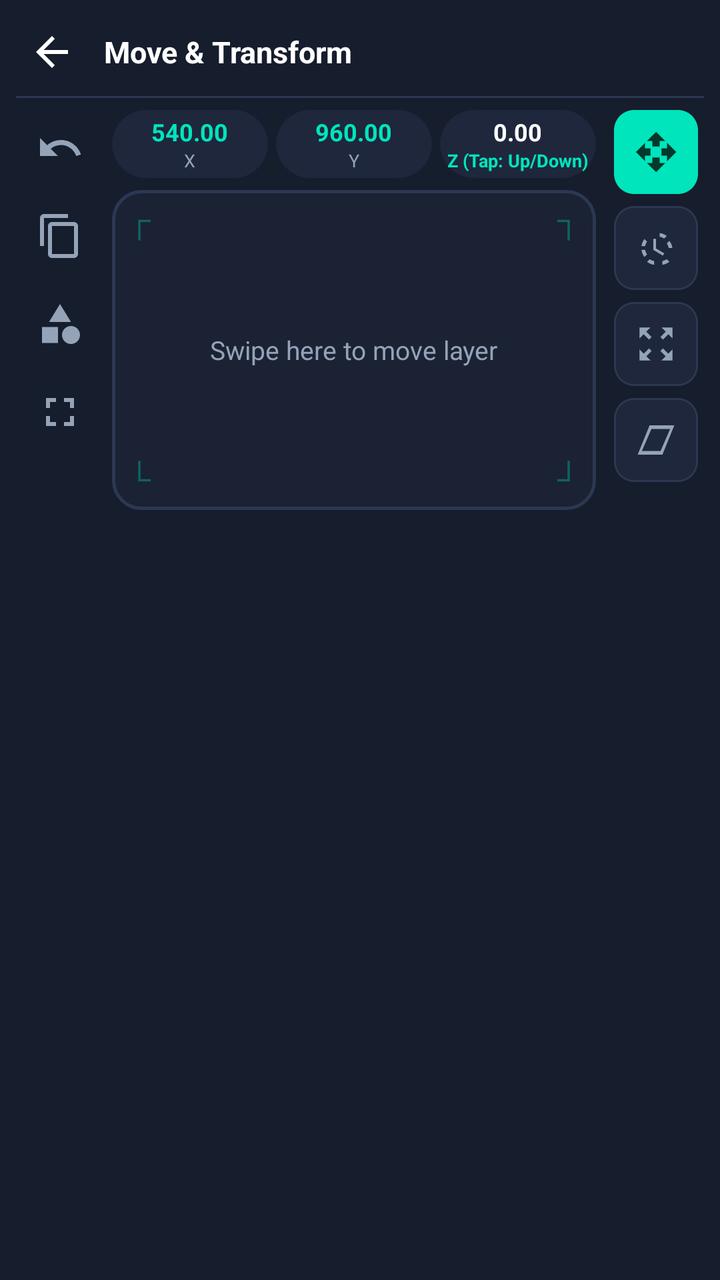
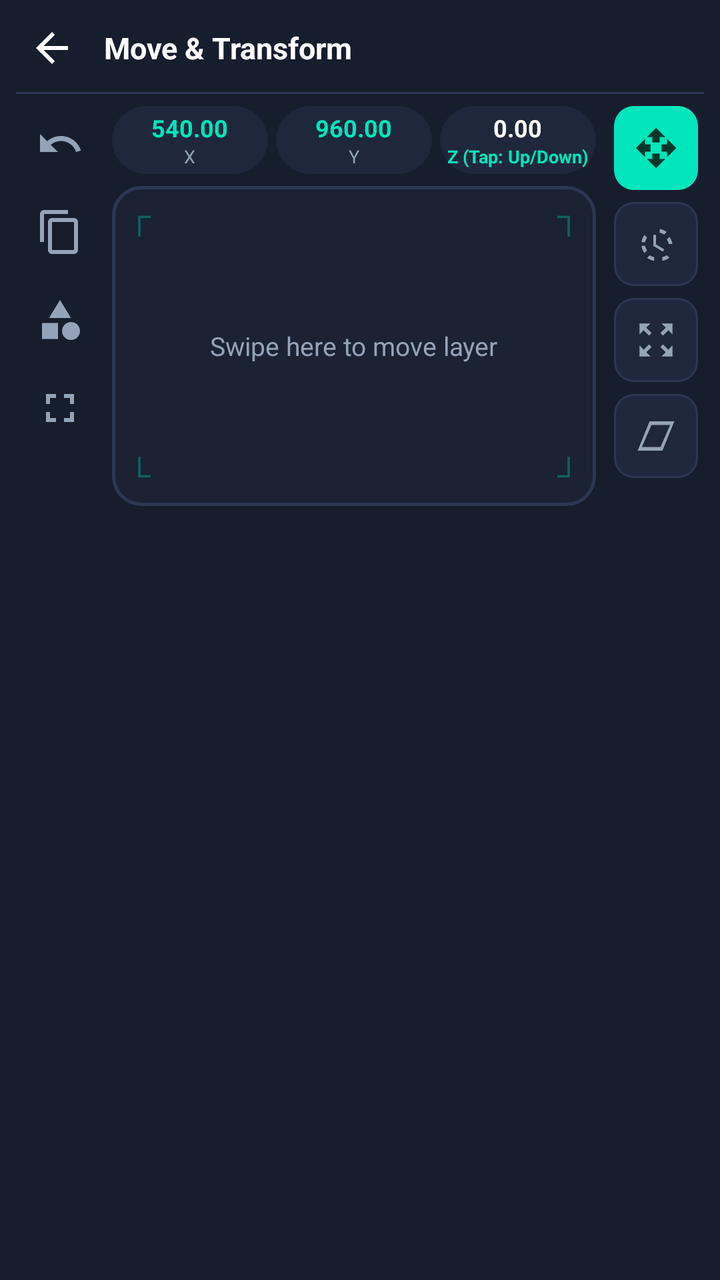

Screens rendered from an Android XML layout before and after an edit, with the pre-edit source and the edit as a unified diff.
<!-- AndroidManifest.xml: application theme Theme.PixelEditor -->
<!-- res/layout/panel_move_transform.xml -->
<?xml version="1.0" encoding="utf-8"?>
<LinearLayout xmlns:android="http://schemas.android.com/apk/res/android"
    xmlns:app="http://schemas.android.com/apk/res-auto"
    android:id="@+id/panelMoveTransform"
    android:layout_width="match_parent"
    android:layout_height="wrap_content"
    android:background="@color/pe_surface_panel"
    android:orientation="vertical"
    android:paddingStart="8dp"
    android:paddingEnd="8dp"
    android:paddingTop="6dp"
    android:paddingBottom="10dp">

    
    <LinearLayout
        android:layout_width="match_parent"
        android:layout_height="40dp"
        android:gravity="center_vertical"
        android:orientation="horizontal">

        <ImageButton
            android:id="@+id/btnBackFromTransform"
            android:layout_width="36dp"
            android:layout_height="36dp"
            android:background="?attr/selectableItemBackgroundBorderless"
            android:src="@drawable/ic_pe_back"
            app:tint="@color/pe_text_primary" />

        <TextView
            android:layout_width="wrap_content"
            android:layout_height="wrap_content"
            android:layout_marginStart="8dp"
            android:text="Move &amp; Transform"
            android:textColor="@color/pe_text_primary"
            android:textSize="15sp"
            android:textStyle="bold" />
    </LinearLayout>

    <View
        android:layout_width="match_parent"
        android:layout_height="1dp"
        android:layout_marginTop="2dp"
        android:layout_marginBottom="6dp"
        android:background="@color/pe_border" />

    
    <LinearLayout
        android:layout_width="match_parent"
        android:layout_height="200dp"
        android:orientation="horizontal">

        
        <LinearLayout
            android:layout_width="44dp"
            android:layout_height="match_parent"
            android:gravity="center_horizontal"
            android:orientation="vertical">

            
            <ImageButton
                android:id="@+id/btnTransformReset"
                android:layout_width="38dp"
                android:layout_height="38dp"
                android:background="?attr/selectableItemBackgroundBorderless"
                android:src="@drawable/ic_pe_undo"
                app:tint="@color/pe_text_secondary" />

            
            <ImageButton
                android:id="@+id/btnTransformCopy"
                android:layout_width="38dp"
                android:layout_height="38dp"
                android:layout_marginTop="6dp"
                android:background="?attr/selectableItemBackgroundBorderless"
                android:src="@drawable/ic_pe_duplicate"
                app:tint="@color/pe_text_secondary" />

            
            <ImageButton
                android:id="@+id/btnTransformPaste"
                android:layout_width="38dp"
                android:layout_height="38dp"
                android:layout_marginTop="6dp"
                android:background="?attr/selectableItemBackgroundBorderless"
                android:src="@drawable/ic_pe_element"
                app:tint="@color/pe_text_secondary" />

            
            <ImageButton
                android:id="@+id/btnTransformCenter"
                android:layout_width="38dp"
                android:layout_height="38dp"
                android:layout_marginTop="6dp"
                android:background="?attr/selectableItemBackgroundBorderless"
                android:src="@drawable/ic_pe_fit"
                app:tint="@color/pe_text_secondary" />
        </LinearLayout>

        
        <FrameLayout
            android:layout_width="0dp"
            android:layout_height="match_parent"
            android:layout_weight="1"
            android:layout_marginStart="4dp"
            android:layout_marginEnd="6dp">

            
            <LinearLayout
                android:id="@+id/containerModePosition"
                android:layout_width="match_parent"
                android:layout_height="match_parent"
                android:orientation="vertical"
                android:visibility="visible">

                
                <LinearLayout
                    android:layout_width="match_parent"
                    android:layout_height="34dp"
                    android:gravity="center_vertical"
                    android:orientation="horizontal">

                    
                    <LinearLayout
                        android:id="@+id/layoutPillX"
                        android:layout_width="0dp"
                        android:layout_height="match_parent"
                        android:layout_weight="1"
                        android:layout_marginEnd="4dp"
                        android:background="@drawable/bg_pill_accent"
                        android:backgroundTint="@color/pe_surface_panel_elevated"
                        android:gravity="center"
                        android:orientation="vertical">

                        <TextView
                            android:id="@+id/tvCoordVal1"
                            android:layout_width="wrap_content"
                            android:layout_height="wrap_content"
                            android:text="540.00"
                            android:textColor="@color/pe_accent_mint"
                            android:textSize="12sp"
                            android:textStyle="bold" />

                        <TextView
                            android:layout_width="wrap_content"
                            android:layout_height="wrap_content"
                            android:text="X"
                            android:textColor="@color/pe_text_secondary"
                            android:textSize="9sp" />
                    </LinearLayout>

                    
                    <LinearLayout
                        android:id="@+id/layoutPillY"
                        android:layout_width="0dp"
                        android:layout_height="match_parent"
                        android:layout_weight="1"
                        android:layout_marginEnd="4dp"
                        android:background="@drawable/bg_pill_accent"
                        android:backgroundTint="@color/pe_surface_panel_elevated"
                        android:gravity="center"
                        android:orientation="vertical">

                        <TextView
                            android:id="@+id/tvCoordVal2"
                            android:layout_width="wrap_content"
                            android:layout_height="wrap_content"
                            android:text="960.00"
                            android:textColor="@color/pe_accent_mint"
                            android:textSize="12sp"
                            android:textStyle="bold" />

                        <TextView
                            android:layout_width="wrap_content"
                            android:layout_height="wrap_content"
                            android:text="Y"
                            android:textColor="@color/pe_text_secondary"
                            android:textSize="9sp" />
                    </LinearLayout>

                    
                    <LinearLayout
                        android:id="@+id/layoutPillZ"
                        android:layout_width="0dp"
                        android:layout_height="match_parent"
                        android:layout_weight="1"
                        android:background="@drawable/bg_pill_accent"
                        android:backgroundTint="@color/pe_surface_panel_elevated"
                        android:clickable="true"
                        android:focusable="true"
                        android:gravity="center"
                        android:orientation="vertical">

                        <TextView
                            android:id="@+id/tvCoordVal3"
                            android:layout_width="wrap_content"
                            android:layout_height="wrap_content"
                            android:text="0.00"
                            android:textColor="@color/pe_text_primary"
                            android:textSize="12sp"
                            android:textStyle="bold" />

                        <TextView
                            android:layout_width="wrap_content"
                            android:layout_height="wrap_content"
                            android:text="Z (Tap: Up/Down)"
                            android:textColor="@color/pe_accent_mint"
                            android:textSize="9sp"
                            android:textStyle="bold" />
                    </LinearLayout>
                </LinearLayout>

                
                <FrameLayout
                    android:id="@+id/viewTransformPad"
                    android:layout_width="match_parent"
                    android:layout_height="0dp"
                    android:layout_weight="1"
                    android:layout_marginTop="6dp"
                    android:background="@drawable/bg_transform_pad"
                    android:clickable="true"
                    android:focusable="true">

                    <TextView
                        android:layout_width="wrap_content"
                        android:layout_height="wrap_content"
                        android:layout_gravity="top|start"
                        android:layout_marginStart="8dp"
                        android:layout_marginTop="4dp"
                        android:text="┌"
                        android:textColor="#5500E5BC"
                        android:textSize="16sp" />

                    <TextView
                        android:layout_width="wrap_content"
                        android:layout_height="wrap_content"
                        android:layout_gravity="top|end"
                        android:layout_marginEnd="8dp"
                        android:layout_marginTop="4dp"
                        android:text="┐"
                        android:textColor="#5500E5BC"
                        android:textSize="16sp" />

                    <TextView
                        android:layout_width="wrap_content"
                        android:layout_height="wrap_content"
                        android:layout_gravity="bottom|start"
                        android:layout_marginStart="8dp"
                        android:layout_marginBottom="4dp"
                        android:text="└"
                        android:textColor="#5500E5BC"
                        android:textSize="16sp" />

                    <TextView
                        android:layout_width="wrap_content"
                        android:layout_height="wrap_content"
                        android:layout_gravity="bottom|end"
                        android:layout_marginEnd="8dp"
                        android:layout_marginBottom="4dp"
                        android:text="┘"
                        android:textColor="#5500E5BC"
                        android:textSize="16sp" />

                    <TextView
                        android:id="@+id/tvTransformHint"
                        android:layout_width="wrap_content"
                        android:layout_height="wrap_content"
                        android:layout_gravity="center"
                        android:text="Swipe here to move layer"
                        android:textColor="@color/pe_text_secondary"
                        android:textSize="13sp" />
                </FrameLayout>
            </LinearLayout>

            
            <LinearLayout
                android:id="@+id/containerModeRotation"
                android:layout_width="match_parent"
                android:layout_height="match_parent"
                android:gravity="center"
                android:orientation="vertical"
                android:visibility="gone">

                <glab.pixeleditor.view.CircularDialView
                    android:id="@+id/circularDialRotation"
                    android:layout_width="match_parent"
                    android:layout_height="match_parent" />
            </LinearLayout>

            
            <LinearLayout
                android:id="@+id/containerModeScale"
                android:layout_width="match_parent"
                android:layout_height="match_parent"
                android:orientation="vertical"
                android:visibility="gone">

                
                <LinearLayout
                    android:layout_width="match_parent"
                    android:layout_height="38dp"
                    android:gravity="center"
                    android:orientation="horizontal">

                    
                    <LinearLayout
                        android:id="@+id/layoutPillScaleWidth"
                        android:layout_width="0dp"
                        android:layout_height="match_parent"
                        android:layout_weight="1"
                        android:background="@drawable/bg_pill_accent"
                        android:backgroundTint="@color/pe_surface_panel_elevated"
                        android:clickable="true"
                        android:focusable="true"
                        android:gravity="center"
                        android:orientation="vertical">

                        <TextView
                            android:id="@+id/tvScaleWidthVal"
                            android:layout_width="wrap_content"
                            android:layout_height="wrap_content"
                            android:text="1080.0"
                            android:textColor="@color/pe_accent_mint"
                            android:textSize="12sp"
                            android:textStyle="bold" />

                        <TextView
                            android:id="@+id/tvScaleWidthLabel"
                            android:layout_width="wrap_content"
                            android:layout_height="wrap_content"
                            android:text="Width"
                            android:textColor="@color/pe_text_secondary"
                            android:textSize="9sp" />
                    </LinearLayout>

                    
                    <com.google.android.material.card.MaterialCardView
                        android:id="@+id/btnToggleLinkAspect"
                        android:layout_width="38dp"
                        android:layout_height="34dp"
                        android:layout_marginStart="6dp"
                        android:layout_marginEnd="6dp"
                        android:clickable="true"
                        android:focusable="true"
                        app:cardBackgroundColor="@color/pe_surface_panel_elevated"
                        app:cardCornerRadius="8dp"
                        app:strokeColor="@color/pe_border">

                        <ImageView
                            android:id="@+id/ivLinkAspectIcon"
                            android:layout_width="18dp"
                            android:layout_height="18dp"
                            android:layout_gravity="center"
                            android:src="@drawable/ic_pe_link"
                            app:tint="@color/pe_accent_mint" />
                    </com.google.android.material.card.MaterialCardView>

                    
                    <LinearLayout
                        android:id="@+id/layoutPillScaleHeight"
                        android:layout_width="0dp"
                        android:layout_height="match_parent"
                        android:layout_weight="1"
                        android:background="@drawable/bg_pill_accent"
                        android:backgroundTint="@color/pe_surface_panel_elevated"
                        android:clickable="true"
                        android:focusable="true"
                        android:gravity="center"
                        android:orientation="vertical">

                        <TextView
                            android:id="@+id/tvScaleHeightVal"
                            android:layout_width="wrap_content"
                            android:layout_height="wrap_content"
                            android:text="1080.0"
                            android:textColor="@color/pe_text_primary"
                            android:textSize="12sp"
                            android:textStyle="bold" />

                        <TextView
                            android:id="@+id/tvScaleHeightLabel"
                            android:layout_width="wrap_content"
                            android:layout_height="wrap_content"
                            android:text="Height"
                            android:textColor="@color/pe_text_secondary"
                            android:textSize="9sp" />
                    </LinearLayout>
                </LinearLayout>

                
                <glab.pixeleditor.view.ScrubRulerView
                    android:id="@+id/rulerScale"
                    android:layout_width="match_parent"
                    android:layout_height="0dp"
                    android:layout_weight="1"
                    android:layout_marginTop="8dp"
                    android:background="@drawable/bg_transform_pad" />
            </LinearLayout>

            
            <LinearLayout
                android:id="@+id/containerModeSkew"
                android:layout_width="match_parent"
                android:layout_height="match_parent"
                android:orientation="vertical"
                android:visibility="gone">

                
                <LinearLayout
                    android:layout_width="match_parent"
                    android:layout_height="38dp"
                    android:gravity="center"
                    android:orientation="horizontal">

                    
                    <LinearLayout
                        android:id="@+id/layoutPillSkewX"
                        android:layout_width="0dp"
                        android:layout_height="match_parent"
                        android:layout_weight="1"
                        android:layout_marginEnd="6dp"
                        android:background="@drawable/bg_pill_accent"
                        android:backgroundTint="@color/pe_surface_panel_elevated"
                        android:clickable="true"
                        android:focusable="true"
                        android:gravity="center"
                        android:orientation="vertical">

                        <TextView
                            android:id="@+id/tvSkewXVal"
                            android:layout_width="wrap_content"
                            android:layout_height="wrap_content"
                            android:text="0.0°"
                            android:textColor="@color/pe_accent_mint"
                            android:textSize="12sp"
                            android:textStyle="bold" />

                        <TextView
                            android:id="@+id/tvSkewXLabel"
                            android:layout_width="wrap_content"
                            android:layout_height="wrap_content"
                            android:text="X SKEW"
                            android:textColor="@color/pe_text_secondary"
                            android:textSize="9sp" />
                    </LinearLayout>

                    
                    <LinearLayout
                        android:id="@+id/layoutPillSkewY"
                        android:layout_width="0dp"
                        android:layout_height="match_parent"
                        android:layout_weight="1"
                        android:background="@drawable/bg_pill_accent"
                        android:backgroundTint="@color/pe_surface_panel_elevated"
                        android:clickable="true"
                        android:focusable="true"
                        android:gravity="center"
                        android:orientation="vertical">

                        <TextView
                            android:id="@+id/tvSkewYVal"
                            android:layout_width="wrap_content"
                            android:layout_height="wrap_content"
                            android:text="0.0°"
                            android:textColor="@color/pe_text_primary"
                            android:textSize="12sp"
                            android:textStyle="bold" />

                        <TextView
                            android:id="@+id/tvSkewYLabel"
                            android:layout_width="wrap_content"
                            android:layout_height="wrap_content"
                            android:text="Y SKEW"
                            android:textColor="@color/pe_text_secondary"
                            android:textSize="9sp" />
                    </LinearLayout>
                </LinearLayout>

                
                <glab.pixeleditor.view.ScrubRulerView
                    android:id="@+id/rulerSkew"
                    android:layout_width="match_parent"
                    android:layout_height="0dp"
                    android:layout_weight="1"
                    android:layout_marginTop="8dp"
                    android:background="@drawable/bg_transform_pad" />
            </LinearLayout>

        </FrameLayout>

        
        <LinearLayout
            android:layout_width="48dp"
            android:layout_height="match_parent"
            android:gravity="center_horizontal"
            android:orientation="vertical">

            
            <com.google.android.material.card.MaterialCardView
                android:id="@+id/cardModePosition"
                android:layout_width="42dp"
                android:layout_height="42dp"
                app:cardBackgroundColor="@color/pe_accent_mint"
                app:cardCornerRadius="10dp"
                app:cardElevation="0dp"
                app:strokeColor="@color/pe_accent_mint"
                app:strokeWidth="1dp">

                <ImageView
                    android:id="@+id/ivModePosition"
                    android:layout_width="22dp"
                    android:layout_height="22dp"
                    android:layout_gravity="center"
                    android:src="@drawable/ic_transform_translate"
                    app:tint="#00382B" />
            </com.google.android.material.card.MaterialCardView>

            
            <com.google.android.material.card.MaterialCardView
                android:id="@+id/cardModeRotate"
                android:layout_width="42dp"
                android:layout_height="42dp"
                android:layout_marginTop="6dp"
                app:cardBackgroundColor="@color/pe_surface_panel_elevated"
                app:cardCornerRadius="10dp"
                app:cardElevation="0dp"
                app:strokeColor="@color/pe_border"
                app:strokeWidth="1dp">

                <ImageView
                    android:id="@+id/ivModeRotate"
                    android:layout_width="22dp"
                    android:layout_height="22dp"
                    android:layout_gravity="center"
                    android:src="@drawable/ic_transform_rotate"
                    app:tint="@color/pe_text_secondary" />
            </com.google.android.material.card.MaterialCardView>

            
            <com.google.android.material.card.MaterialCardView
                android:id="@+id/cardModeScale"
                android:layout_width="42dp"
                android:layout_height="42dp"
                android:layout_marginTop="6dp"
                app:cardBackgroundColor="@color/pe_surface_panel_elevated"
                app:cardCornerRadius="10dp"
                app:cardElevation="0dp"
                app:strokeColor="@color/pe_border"
                app:strokeWidth="1dp">

                <ImageView
                    android:id="@+id/ivModeScale"
                    android:layout_width="22dp"
                    android:layout_height="22dp"
                    android:layout_gravity="center"
                    android:src="@drawable/ic_transform_scale"
                    app:tint="@color/pe_text_secondary" />
            </com.google.android.material.card.MaterialCardView>

            
            <com.google.android.material.card.MaterialCardView
                android:id="@+id/cardModeSkew"
                android:layout_width="42dp"
                android:layout_height="42dp"
                android:layout_marginTop="6dp"
                app:cardBackgroundColor="@color/pe_surface_panel_elevated"
                app:cardCornerRadius="10dp"
                app:cardElevation="0dp"
                app:strokeColor="@color/pe_border"
                app:strokeWidth="1dp">

                <ImageView
                    android:id="@+id/ivModeSkew"
                    android:layout_width="22dp"
                    android:layout_height="22dp"
                    android:layout_gravity="center"
                    android:src="@drawable/ic_transform_skew"
                    app:tint="@color/pe_text_secondary" />
            </com.google.android.material.card.MaterialCardView>
        </LinearLayout>

    </LinearLayout>

</LinearLayout>
<!-- resources referenced by this layout -->
<resources>
  <color name="pe_accent_mint">#00E5BC</color>
  <color name="pe_border">#2C3852</color>
  <color name="pe_surface_panel">#161D2D</color>
  <color name="pe_surface_panel_elevated">#1E273C</color>
  <color name="pe_text_primary">#FFFFFF</color>
  <color name="pe_text_secondary">#94A3B8</color>
  <!-- drawable bg_pill_accent (drawable) -->
  <?xml version="1.0" encoding="utf-8"?>
  <shape xmlns:android="http://schemas.android.com/apk/res/android"
      android:shape="rectangle">
      <solid android:color="@color/pe_accent_mint"/>
      <corners android:radius="999dp"/>
  </shape>
  <!-- drawable bg_transform_pad (drawable) -->
  <?xml version="1.0" encoding="utf-8"?>
  <shape xmlns:android="http://schemas.android.com/apk/res/android"
      android:shape="rectangle">
      <solid android:color="#1A2234" />
      <corners android:radius="14dp" />
      <stroke
          android:width="1.5dp"
          android:color="#2C3852" />
  </shape>
  <!-- drawable ic_pe_back (drawable) -->
  <vector xmlns:android="http://schemas.android.com/apk/res/android"
      android:width="24dp"
      android:height="24dp"
      android:viewportWidth="24"
      android:viewportHeight="24">
      <path
          android:fillColor="@color/pe_text_primary"
          android:pathData="M20,11H7.83l5.59,-5.59L12,4l-8,8 8,8 1.41,-1.41L7.83,13H20v-2z"/>
  </vector>
  <!-- drawable ic_pe_duplicate (drawable) -->
  <vector xmlns:android="http://schemas.android.com/apk/res/android"
      android:width="24dp"
      android:height="24dp"
      android:viewportWidth="24"
      android:viewportHeight="24">
      <path
          android:fillColor="@color/pe_text_primary"
          android:pathData="M16,1H4c-1.1,0 -2,0.9 -2,2v14h2V3h12V1zm3,4H8c-1.1,0 -2,0.9 -2,2v14c0,1.1 0.9,2 2,2h11c1.1,0 2,-0.9 2,-2V7c0,-1.1 -0.9,-2 -2,-2zm0,16H8V7h11v14z"/>
  </vector>
  <!-- drawable ic_pe_element (drawable) -->
  <vector xmlns:android="http://schemas.android.com/apk/res/android"
      android:width="24dp"
      android:height="24dp"
      android:viewportWidth="24"
      android:viewportHeight="24">
      <path
          android:fillColor="@color/pe_text_primary"
          android:pathData="M12,2l-5.5,9h11zM17.5,13c-2.49,0 -4.5,2.01 -4.5,4.5s2.01,4.5 4.5,4.5 4.5,-2.01 4.5,-4.5 -2.01,-4.5 -4.5,-4.5zM3,21.5h8v-8H3v8z"/>
  </vector>
  <!-- drawable ic_pe_fit (drawable) -->
  <vector xmlns:android="http://schemas.android.com/apk/res/android"
      android:width="24dp"
      android:height="24dp"
      android:viewportWidth="24"
      android:viewportHeight="24">
      <path
          android:fillColor="@color/pe_text_primary"
          android:pathData="M7,14H5v5h5v-2H7v-3zm-2,-4h2V7h3V5H5v5zm12,7h-3v2h5v-5h-2v3zM14,5v2h3v3h2V5h-5z"/>
  </vector>
  <!-- drawable ic_transform_skew (drawable) -->
  <vector xmlns:android="http://schemas.android.com/apk/res/android"
      android:width="24dp"
      android:height="24dp"
      android:viewportWidth="24"
      android:viewportHeight="24">
      <path
          android:fillColor="#FFFFFFFF"
          android:pathData="M8.5,4L2,20h13.5L22,4H8.5zm11.2,2l-5.2,12H4.3l5.2,-12h10.2z"/>
  </vector>
  <!-- drawable ic_transform_translate (drawable) -->
  <vector xmlns:android="http://schemas.android.com/apk/res/android"
      android:width="24dp"
      android:height="24dp"
      android:viewportWidth="24"
      android:viewportHeight="24">
      <path
          android:fillColor="#FFFFFFFF"
          android:pathData="M10,9h4V6h3l-5,-5 -5,5h3v3zm-1,1H6V7l-5,5 5,5v-3h3v-4zm14,2l-5,-5v3h-3v4h3v3l5,-5zm-9,3h-4v3H7l5,5 5,-5h-3v-3z"/>
  </vector>
  <color name="pe_m3_on_primary">#00382B</color>
  <color name="pe_m3_primary_container">#00513F</color>
  <color name="pe_m3_on_primary_container">#73FCD4</color>
  <color name="pe_accent_cyan">#00D2FF</color>
  <color name="pe_accent_purple">#7F5AF0</color>
  <color name="pe_bg_canvas_workspace">#0F1320</color>
  <!-- unchanged entries left out for length: 5 -->
</resources>

<!-- the commit's change to res/layout/panel_move_transform.xml (unified diff, before → after) -->
@@ -8,8 +8,8 @@
     android:orientation="vertical"
     android:paddingStart="8dp"
     android:paddingEnd="8dp"
-    android:paddingTop="6dp"
-    android:paddingBottom="10dp">
+    android:paddingTop="4dp"
+    android:paddingBottom="4dp">
 
     
     <LinearLayout
